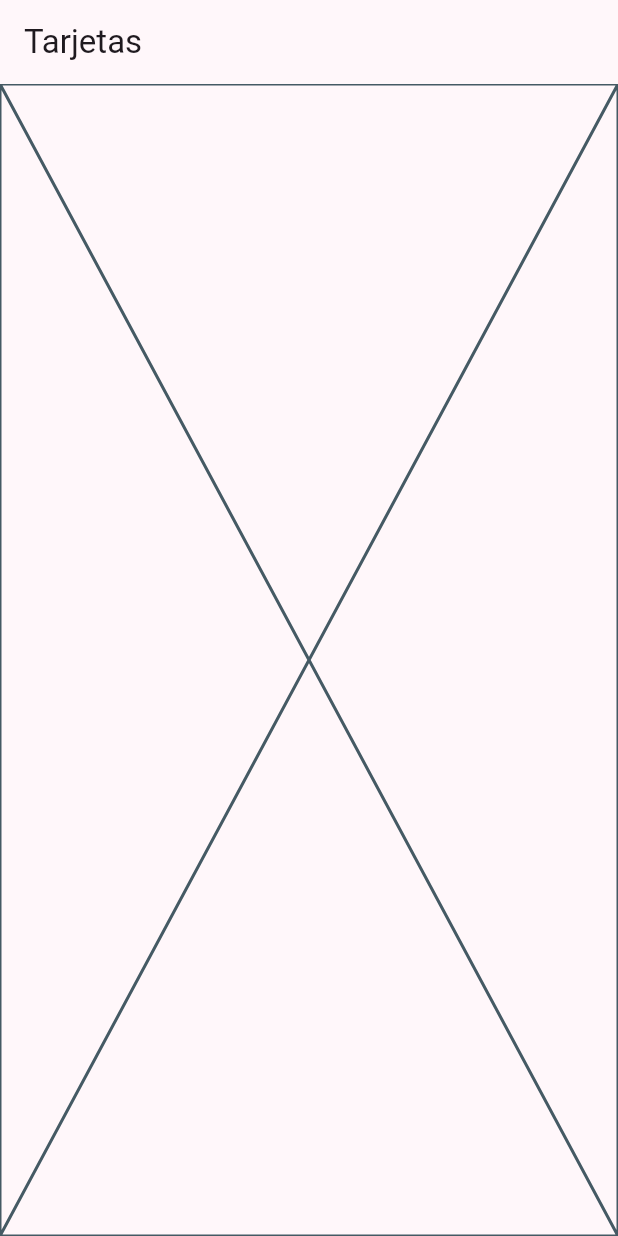
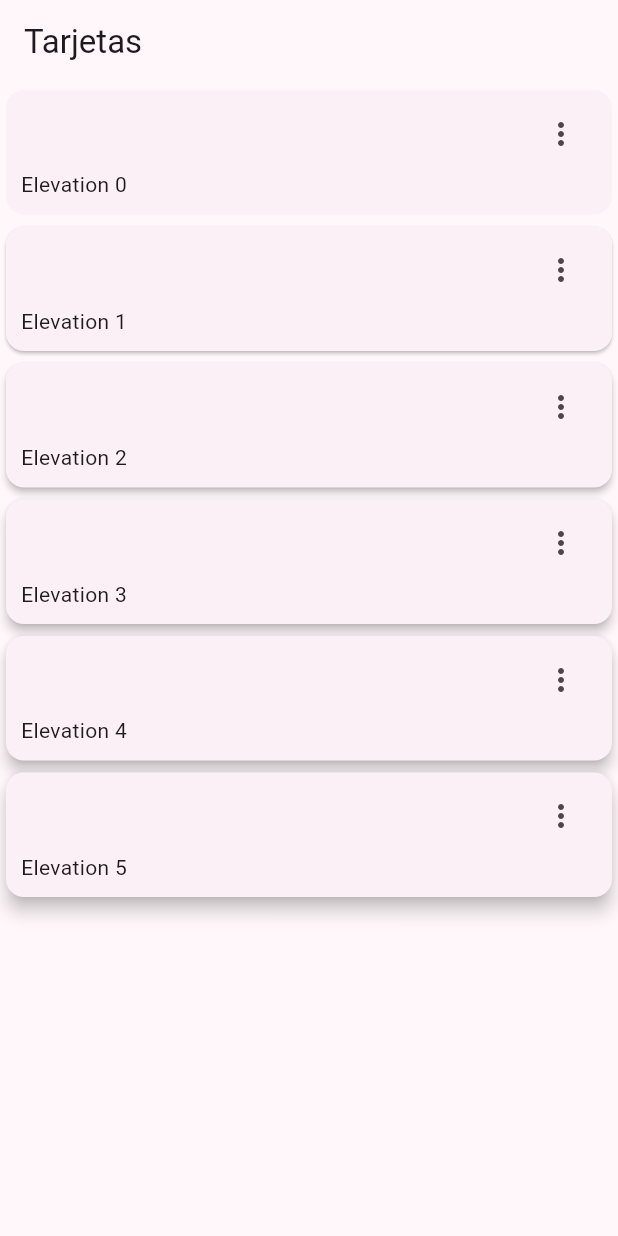
Before and after one commit to Pythonesa/AprendiendoFlutter, a Flutter app: the CardsScreen screen opened by its route, on a phone screen of 412 x 824 dp. Run offline on Flutter 3.47's test engine with Material 2 defaults, Android fonts, the phone set to English and light mode, and no system bars; our stand-ins replace animate_do, dio, go_router, video_player.

Commit message:
:sparkles: feat(WidgetsApp): simple cards

```diff
--- a/widgets_app/lib/presentation/screens/cards/cards_screen.dart
+++ b/widgets_app/lib/presentation/screens/cards/cards_screen.dart
@@ -1,4 +1,15 @@
+// ignore_for_file: prefer_const_constructors
+
 import 'package:flutter/material.dart';
+
+const cards = <Map<String, dynamic>>[
+  {'elevation': 0.0, 'label': 'Elevation 0'},
+  {'elevation': 1.0, 'label': 'Elevation 1'},
+  {'elevation': 2.0, 'label': 'Elevation 2'},
+  {'elevation': 3.0, 'label': 'Elevation 3'},
+  {'elevation': 4.0, 'label': 'Elevation 4'},
+  {'elevation': 5.0, 'label': 'Elevation 5'},
+];
 
 class CardsScreen extends StatelessWidget {
   const CardsScreen({super.key});
@@ -9,7 +20,53 @@ class CardsScreen extends StatelessWidget {
       appBar: AppBar(
         title: const Text('Tarjetas'),
       ),
-      body: const Placeholder(),
+      body: const _CardsView(),
     );
   }
 }
+
+class _CardsView extends StatelessWidget {
+  const _CardsView();
+
+  @override
+  Widget build(BuildContext context) {
+    return SingleChildScrollView(
+      child: Column(children: [
+        ...cards.map((card) => _CardType1(
+              elevation: card['elevation'],
+              label: card['label'],
+            ))
+      ]),
+    );
+  }
+}
+
+class _CardType1 extends StatelessWidget {
+  final String label;
+  final double elevation;
+
+  const _CardType1({required this.label, required this.elevation});
+
+  @override
+  Widget build(BuildContext context) {
+    return Card(
+        elevation: elevation,
+        child: Padding(
+          padding: EdgeInsets.fromLTRB(10, 5, 10, 10),
+          child: Column(children: [
+            Align(
+                alignment: Alignment.topRight,
+                child: IconButton(
+                  icon: Icon(Icons.more_vert),
+                  onPressed: () {},
+                )),
+            Align(
+              alignment: Alignment.bottomLeft,
+              child: Text(
+                label,
+              ),
+            ),
+          ]),
+        ));
+  }
+}
```
